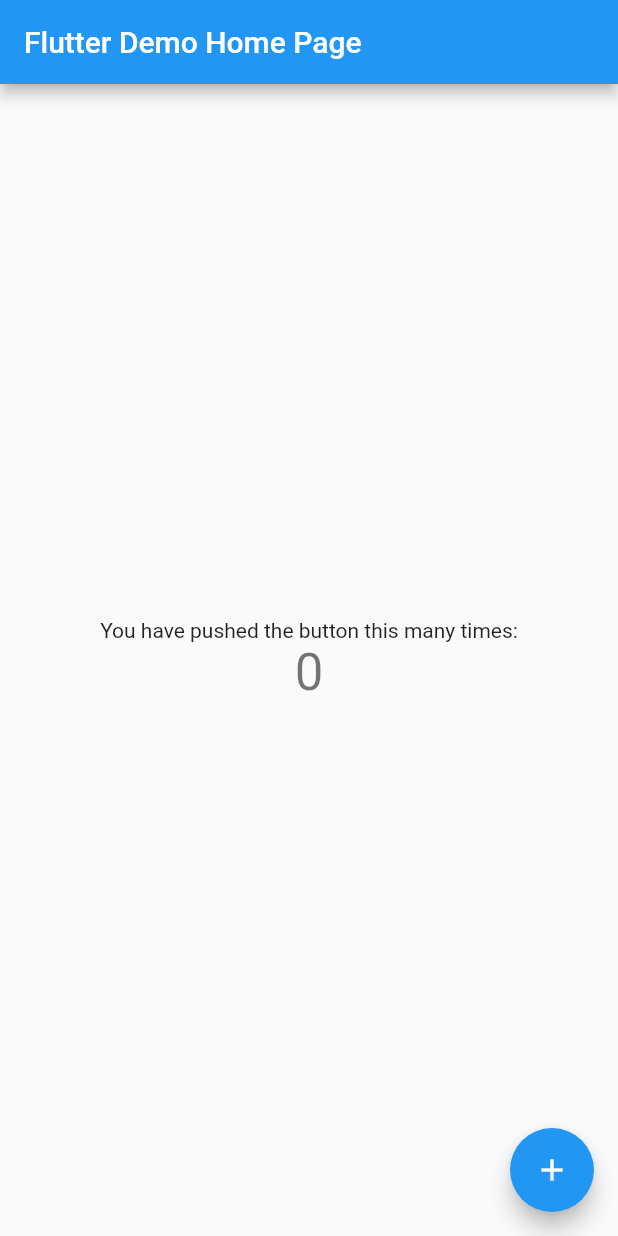
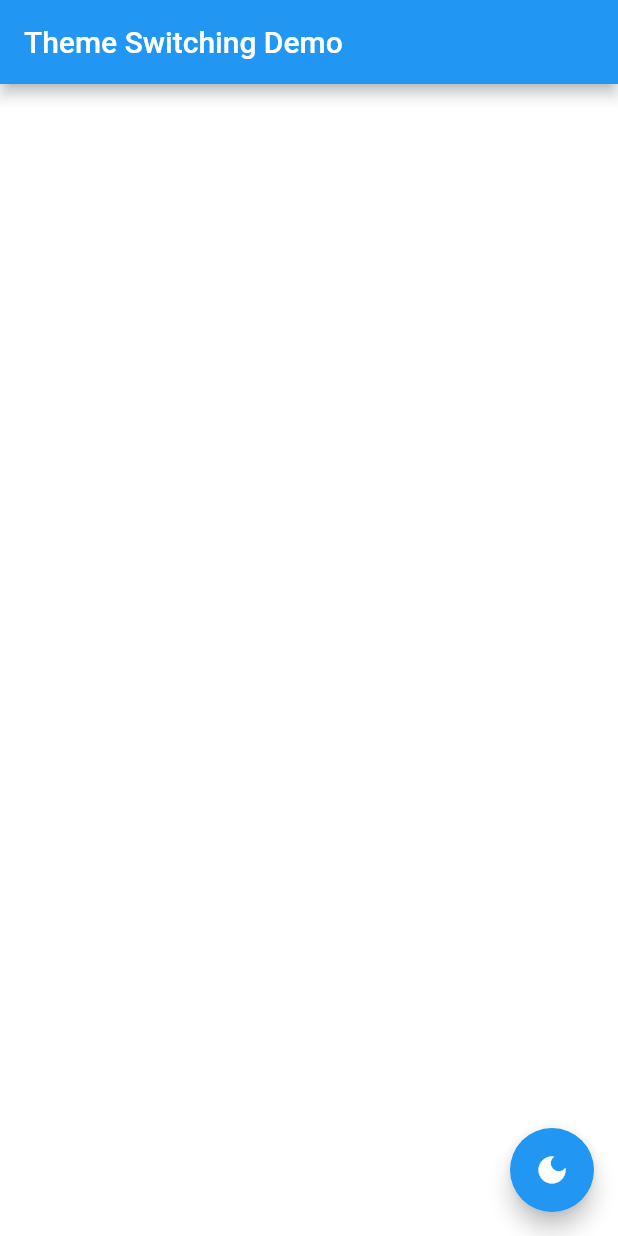
Before and after one commit to demo-Ashif/FlutterThemeSwitch, a Flutter app: the screen it shows after launch, on a phone screen of 412 x 824 dp. Run offline on Flutter 3.47's test engine with Material 2 defaults, Android fonts, the phone set to English and light mode, and no system bars; our stand-ins replace bloc, equatable, flutter_bloc, shared_preferences.

Commit message:
added all classes, main code done

```diff
--- /dev/null
+++ b/lib/app.dart
@@ -0,0 +1,51 @@
+import 'package:flutter/material.dart';
+import 'package:flutter_bloc/flutter_bloc.dart';
+
+import 'app_theme.dart';
+import 'home_page.dart';
+import 'theme_cubit/theme_cubit.dart';
+import 'theme_repository.dart';
+
+class App extends StatelessWidget {
+  const App({
+    Key? key,
+    required this.themeRepository,
+  }) : super(key: key);
+
+  final ThemeRepository themeRepository;
+
+  @override
+  Widget build(BuildContext context) {
+    return RepositoryProvider.value(
+      value: themeRepository,
+      child: BlocProvider(
+        create: (context) => ThemeCubit(
+          themeRepository: context.read<ThemeRepository>(),
+        )..getCurrentTheme(),
+        child: const AppView(),
+      ),
+    );
+  }
+}
+
+class AppView extends StatelessWidget {
+  const AppView({Key? key}) : super(key: key);
+
+  // const AppView({super.key});
+
+  @override
+  Widget build(BuildContext context) {
+    return BlocBuilder<ThemeCubit, ThemeState>(
+      builder: (context, state) {
+        return MaterialApp(
+          debugShowCheckedModeBanner: false,
+          title: 'Flutter Demo',
+          theme: AppTheme.lightTheme,
+          darkTheme: AppTheme.darkTheme,
+          themeMode: state.themeMode,
+          home: HomePage(),
+        );
+      },
+    );
+  }
+}
--- /dev/null
+++ b/lib/app_theme.dart
@@ -0,0 +1,33 @@
+import 'package:flutter/material.dart';
+
+abstract class AppTheme {
+  static ThemeData get lightTheme => ThemeData(
+        scaffoldBackgroundColor: Colors.white,
+        textTheme: ThemeData.light().textTheme.copyWith(
+              bodyText1: const TextStyle(
+                fontSize: 25,
+                color: Colors.black,
+              ),
+              caption: const TextStyle(
+                fontStyle: FontStyle.italic,
+                fontSize: 15,
+                color: Colors.black,
+              ),
+            ),
+      );
+
+  static ThemeData get darkTheme => ThemeData(
+        scaffoldBackgroundColor: Colors.blueGrey.shade800,
+        textTheme: ThemeData.light().textTheme.copyWith(
+              bodyText1: const TextStyle(
+                fontSize: 25,
+                color: Colors.white,
+              ),
+              caption: const TextStyle(
+                fontStyle: FontStyle.italic,
+                fontSize: 15,
+                color: Colors.white,
+              ),
+            ),
+      );
+}
--- /dev/null
+++ b/lib/home_page.dart
@@ -0,0 +1,47 @@
+import 'package:flutter/material.dart';
+import 'package:flutter_bloc/flutter_bloc.dart';
+
+import 'theme_cubit/theme_cubit.dart';
+
+class HomePage extends StatelessWidget {
+  const HomePage({Key? key}) : super(key: key);
+
+  //const HomePage({super.key});
+
+  @override
+  Widget build(BuildContext context) {
+    return Scaffold(
+      appBar: AppBar(
+        title: const Text('Theme Switching Demo'),
+      ),
+      body: Center(
+        child: Column(
+          mainAxisAlignment: MainAxisAlignment.center,
+          children: [
+            // Text(
+            //   'Follow me on my socials',
+            //   style: Theme.of(context).textTheme.bodyText1,
+            // ),
+            const SizedBox(height: 10),
+            // Text(
+            //   'https://github.com/Biplab-Dutta',
+            //   style: Theme.of(context).textTheme.caption,
+            // ),
+            // const SizedBox(height: 10),
+            // Text(
+            //   'https://twitter.com/b_plab98',
+            //   style: Theme.of(context).textTheme.caption,
+            // ),
+          ],
+        ),
+      ),
+      floatingActionButton: FloatingActionButton(
+        onPressed: () => context.read<ThemeCubit>().switchTheme(),
+        tooltip: 'Switch Theme',
+        child: context.read<ThemeCubit>().state.themeMode == ThemeMode.light
+            ? const Icon(Icons.dark_mode)
+            : const Icon(Icons.light_mode),
+      ),
+    );
+  }
+}
--- a/lib/main.dart
+++ b/lib/main.dart
@@ -1,66 +1,13 @@
 import 'package:flutter/material.dart';
+import 'package:shared_preferences/shared_preferences.dart';
 
-void main() {
-  runApp(const MyApp());
+import 'app.dart';
+import 'theme_repository.dart';
+
+void main() async {
+  WidgetsFlutterBinding.ensureInitialized();
+  final themeRepository = ThemeRepository(
+    sharedPreferences: await SharedPreferences.getInstance(),
+  );
+  runApp(App(themeRepository: themeRepository));
 }
-
-class MyApp extends StatelessWidget {
-  const MyApp({Key? key}) : super(key: key);
-  @override
-  Widget build(BuildContext context) {
-    return MaterialApp(
-      title: 'Flutter Theme Switch',
-      theme: ThemeData(
-        primarySwatch: Colors.blue,
-      ),
-      home: const MyHomePage(title: 'Flutter Demo Home Page'),
-    );
-  }
-}
-
-class MyHomePage extends StatefulWidget {
-  const MyHomePage({Key? key, required this.title}) : super(key: key);
-
-  final String title;
-
-  @override
-  State<MyHomePage> createState() => _MyHomePageState();
-}
-
-class _MyHomePageState extends State<MyHomePage> {
-  int _counter = 0;
-
-  void _incrementCounter() {
-    setState(() {
-      _counter++;
-    });
-  }
-
-  @override
-  Widget build(BuildContext context) {
-    return Scaffold(
-      appBar: AppBar(
-        title: Text(widget.title),
-      ),
-      body: Center(
-        child: Column(
-          mainAxisAlignment: MainAxisAlignment.center,
-          children: <Widget>[
-            const Text(
-              'You have pushed the button this many times:',
-            ),
-            Text(
-              '$_counter',
-              style: Theme.of(context).textTheme.headline4,
-            ),
-          ],
-        ),
-      ),
-      floatingActionButton: FloatingActionButton(
-        onPressed: _incrementCounter,
-        tooltip: 'Increment',
-        child: const Icon(Icons.add),
-      ),
-    );
-  }
-}
--- /dev/null
+++ b/lib/theme_cubit/theme_cubit.dart
@@ -0,0 +1,53 @@
+import 'dart:async';
+
+import 'package:bloc/bloc.dart';
+import 'package:equatable/equatable.dart';
+import 'package:flutter/material.dart';
+
+import '../theme_repository.dart';
+
+part 'theme_state.dart';
+
+class ThemeCubit extends Cubit<ThemeState> {
+  ThemeCubit({
+    required ThemeRepository themeRepository,
+  })  : _themeRepository = themeRepository,
+        super(const ThemeState());
+
+  final ThemeRepository _themeRepository;
+  late StreamSubscription<CustomTheme> _themeSubscription;
+  static late bool _isDarkTheme;
+
+  Future<void> getCurrentTheme() async {
+    _themeSubscription = _themeRepository.getTheme().listen(
+      (customTheme) {
+        if (customTheme.toString() == CustomTheme.light.toString()) {
+          _isDarkTheme = false;
+          emit(state.copyWith(themeMode: ThemeMode.light));
+        } else {
+          _isDarkTheme = true;
+          emit(state.copyWith(themeMode: ThemeMode.dark));
+        }
+      },
+    );
+  }
+
+  void switchTheme() {
+    if (_isDarkTheme) {
+      // Since, currentTheme is dark, after switching we want light theme to
+      // be persisted.
+      _themeRepository.saveTheme(CustomTheme.light);
+    } else {
+      // Since, currentTheme is light, after switching we want dark theme to
+      // be persisted.
+      _themeRepository.saveTheme(CustomTheme.dark);
+    }
+  }
+
+  @override
+  Future<void> close() {
+    _themeSubscription.cancel();
+    _themeRepository.dispose();
+    return super.close();
+  }
+}
--- /dev/null
+++ b/lib/theme_cubit/theme_state.dart
@@ -0,0 +1,14 @@
+part of 'theme_cubit.dart';
+
+class ThemeState extends Equatable {
+  const ThemeState({this.themeMode = ThemeMode.light});
+
+  final ThemeMode themeMode;
+
+  ThemeState copyWith({ThemeMode? themeMode}) => ThemeState(
+        themeMode: themeMode ?? this.themeMode,
+      );
+
+  @override
+  List<Object?> get props => [themeMode];
+}
--- /dev/null
+++ b/lib/theme_repository.dart
@@ -0,0 +1,61 @@
+import 'dart:async';
+
+import 'package:shared_preferences/shared_preferences.dart';
+
+abstract class ThemePersistence {
+  Stream<CustomTheme> getTheme();
+  Future<void> saveTheme(CustomTheme theme);
+}
+
+enum CustomTheme { light, dark }
+
+class ThemeRepository implements ThemePersistence {
+  ThemeRepository({
+    required SharedPreferences sharedPreferences,
+  }) : _sharedPreferences = sharedPreferences {
+    _init();
+  }
+
+  final SharedPreferences _sharedPreferences;
+
+  static const _kThemePersistenceKey = '__theme_persistence_key__';
+
+  final _controller = StreamController<CustomTheme>();
+
+  String? _getValue(String key) {
+    try {
+      return _sharedPreferences.getString(key);
+    } catch (_) {
+      return null;
+    }
+  }
+
+  Future<void> _setValue(String key, String value) =>
+      _sharedPreferences.setString(key, value);
+
+  void _init() {
+    final themeString = _getValue(_kThemePersistenceKey);
+    if (themeString != null) {
+      if (themeString == CustomTheme.light.toString()) {
+        _controller.add(CustomTheme.light);
+      } else {
+        _controller.add(CustomTheme.dark);
+      }
+    } else {
+      _controller.add(CustomTheme.light);
+    }
+  }
+
+  @override
+  Stream<CustomTheme> getTheme() async* {
+    yield* _controller.stream;
+  }
+
+  @override
+  Future<void> saveTheme(CustomTheme theme) {
+    _controller.add(theme);
+    return _setValue(_kThemePersistenceKey, theme.toString());
+  }
+
+  void dispose() => _controller.close();
+}
--- a/pubspec.yaml
+++ b/pubspec.yaml
@@ -25,3 +25,8 @@ dev_dependencies:
 
 flutter:
   uses-material-design: true
+
+  assets:
+    - assets/images/
+    # - assets/raw/
+    # - assets/docs/
```
Also changed, not shown: lib/asset_locator.dart (added, +8 -0 lines), assets/images/day.png (added), assets/images/night.png (added), 4 other files.
